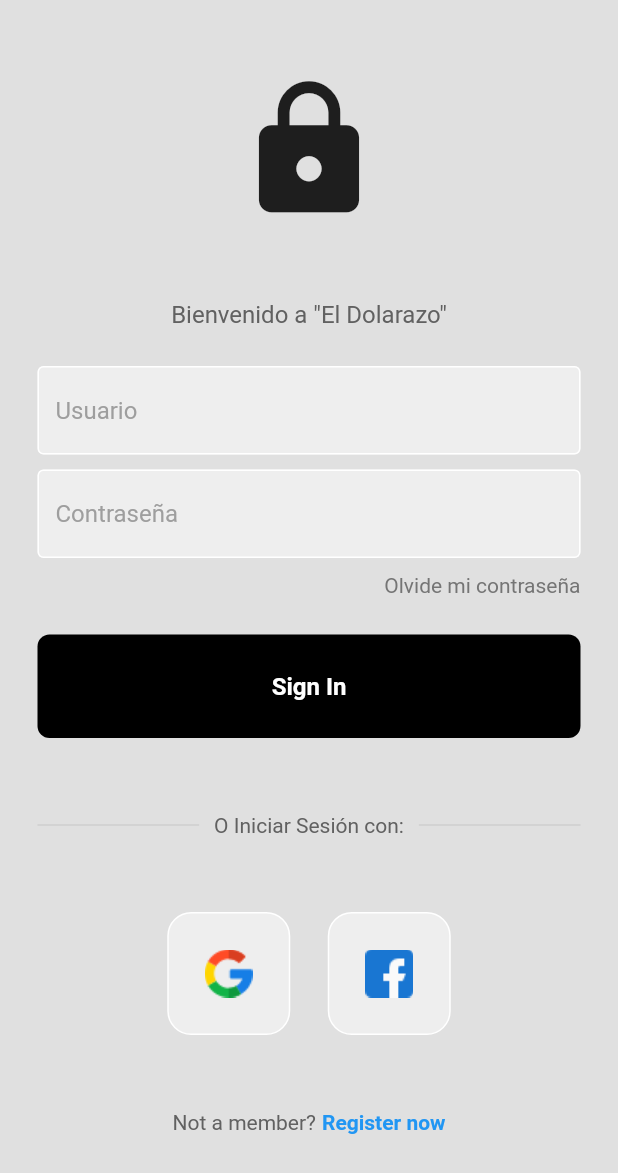
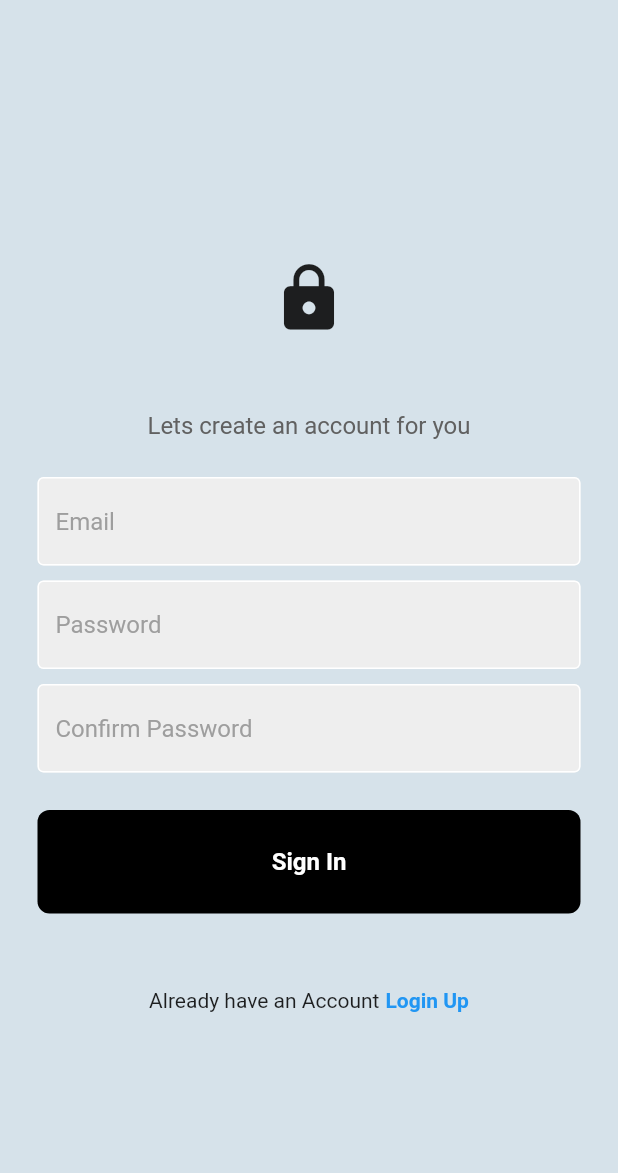
Before and after one commit to JorgeArmas17/ElDolarazo, a Flutter app: the screen it shows after launch, on a phone screen of 412 x 824 dp. Shown: the top 1173 px of the screen. Run offline on Flutter 3.47's test engine with Material 2 defaults, Android fonts, the phone set to English and light mode, and no system bars; our stand-ins replace firebase_auth, firebase_core, firebase_storage, image_picker; accounts and stored records are empty.

Commit message:
Register

```diff
--- a/lib/components/my_button.dart
+++ b/lib/components/my_button.dart
@@ -3,7 +3,7 @@ import 'package:flutter/material.dart';
 class MyButton extends StatelessWidget {
   final Function()? onTap;
 
-  const MyButton({super.key, required this.onTap});
+  const MyButton({super.key, required this.onTap, required String text});
 
   @override
   Widget build(BuildContext context) {
--- a/lib/main.dart
+++ b/lib/main.dart
@@ -1,6 +1,7 @@
 import 'package:el_dolarazo/pages/formulario.dart';
 import 'package:el_dolarazo/pages/login_page.dart';
 import 'package:el_dolarazo/pages/menu.dart';
+import 'package:el_dolarazo/pages/register_page.dart';
 import 'package:firebase_core/firebase_core.dart';
 import 'package:flutter/material.dart';
 
@@ -17,7 +18,7 @@ class MyApp extends StatelessWidget {
   Widget build(BuildContext context) {
     return MaterialApp(
       debugShowCheckedModeBanner: false,
-      home: LoginPage(),
+      home: RegisterPage(),
     );
   }
 }
--- a/lib/pages/login_page.dart
+++ b/lib/pages/login_page.dart
@@ -84,9 +84,7 @@ class LoginPage extends StatelessWidget {
               const SizedBox(height: 25),
 
               // sign in button
-              MyButton(
-                onTap: signUserIn,
-              ),
+              MyButton(text: "Iniciar Sesión", onTap: signUserIn),
 
               const SizedBox(height: 50),
 
@@ -139,16 +137,13 @@ class LoginPage extends StatelessWidget {
               Row(
                 mainAxisAlignment: MainAxisAlignment.center,
                 children: [
-                  Text(
-                    'Not a member?',
-                    style: TextStyle(color: Colors.grey[700]),
-                  ),
+                  Text('No tienes cuenta?'),
                   const SizedBox(width: 4),
-                  const Text(
-                    'Register now',
-                    style: TextStyle(
-                      color: Colors.blue,
-                      fontWeight: FontWeight.bold,
+                  GestureDetector(
+                    child: Text(
+                      'Registrate',
+                      style: TextStyle(
+                          color: Colors.blue, fontWeight: FontWeight.bold),
                     ),
                   ),
                 ],
--- /dev/null
+++ b/lib/pages/register_page.dart
@@ -0,0 +1,140 @@
+import 'package:firebase_auth/firebase_auth.dart';
+import 'package:flutter/material.dart';
+
+import '../components/my_button.dart';
+import '../components/my_textfield.dart';
+
+class RegisterPage extends StatefulWidget {
+  const RegisterPage({super.key});
+
+  @override
+  State<RegisterPage> createState() => _RegisterPageState();
+}
+
+class _RegisterPageState extends State<RegisterPage> {
+  //text editing controller
+  final userNameController = TextEditingController();
+  final passwordController = TextEditingController();
+  final confirmpasswordController = TextEditingController();
+  //sign user up method
+  void signUserUp() async {
+    showDialog(
+      context: context,
+      builder: (context) {
+        return const Center(
+          child: CircularProgressIndicator(),
+        );
+      },
+    );
+    //Creacion de nuevo usuario
+    try {
+      if (passwordController.text == confirmpasswordController.text) {
+        await FirebaseAuth.instance.createUserWithEmailAndPassword(
+          email: userNameController.text,
+          password: passwordController.text,
+        );
+      } else {
+        showErrorMessage("Password dont match");
+      }
+      Navigator.pop(context);
+    } on FirebaseAuthException catch (e) {
+      Navigator.pop(context);
+      showErrorMessage(e.code);
+    }
+  }
+
+  void showErrorMessage(String message) {
+    showDialog(
+      context: context,
+      builder: (context) {
+        return AlertDialog(
+          title: Center(
+            child: Text(
+              message,
+            ),
+          ),
+        );
+      },
+    );
+  }
+
+  @override
+  Widget build(BuildContext context) {
+    return Scaffold(
+      backgroundColor: Color(0xffD6E2EA),
+      body: SafeArea(
+        child: Center(
+          child: SingleChildScrollView(
+            child: Column(children: [
+              const SizedBox(height: 25),
+              //logo
+              const Icon(
+                Icons.lock,
+                size: 50,
+              ),
+
+              const SizedBox(height: 50),
+              //welcome back, you've been mised
+              Text(
+                'Lets create an account for you',
+                style: TextStyle(
+                  color: Colors.grey[700],
+                  fontSize: 16,
+                ),
+              ),
+
+              const SizedBox(height: 25),
+
+              //username textfield
+              MyTextField(
+                controller: userNameController,
+                hintText: 'Email',
+                obscureText: false,
+              ),
+
+              const SizedBox(height: 10),
+
+              MyTextField(
+                controller: passwordController,
+                hintText: 'Password',
+                obscureText: true,
+              ),
+
+              const SizedBox(height: 10),
+              //password textfield
+              MyTextField(
+                controller: confirmpasswordController,
+                hintText: 'Confirm Password',
+                obscureText: true,
+              ),
+
+              const SizedBox(height: 25),
+
+              //sign in button
+              MyButton(text: "Sign Up", onTap: signUserUp),
+
+              const SizedBox(height: 50),
+
+              Row(
+                mainAxisAlignment: MainAxisAlignment.center,
+                children: [
+                  Text('Already have an Account'),
+                  const SizedBox(width: 4),
+                  GestureDetector(
+                    child: Text(
+                      'Login Up',
+                      style: TextStyle(
+                          color: Colors.blue, fontWeight: FontWeight.bold),
+                    ),
+                  ),
+                ],
+              )
+
+              //not a member? register now
+            ]),
+          ),
+        ),
+      ),
+    );
+  }
+}
```
